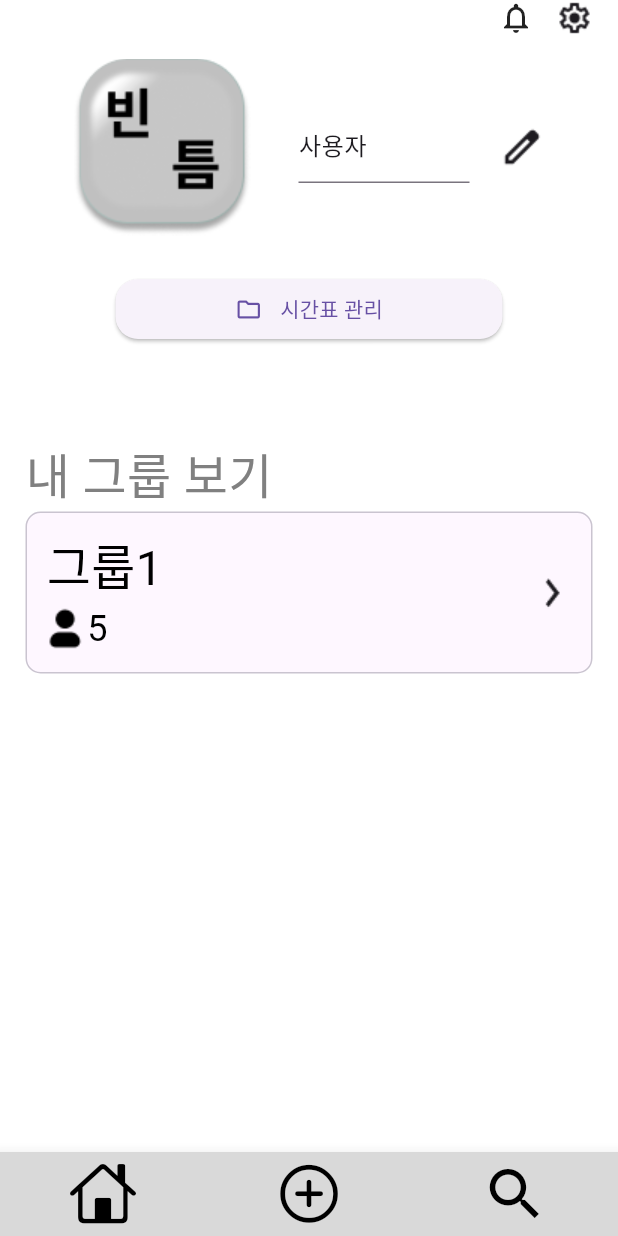
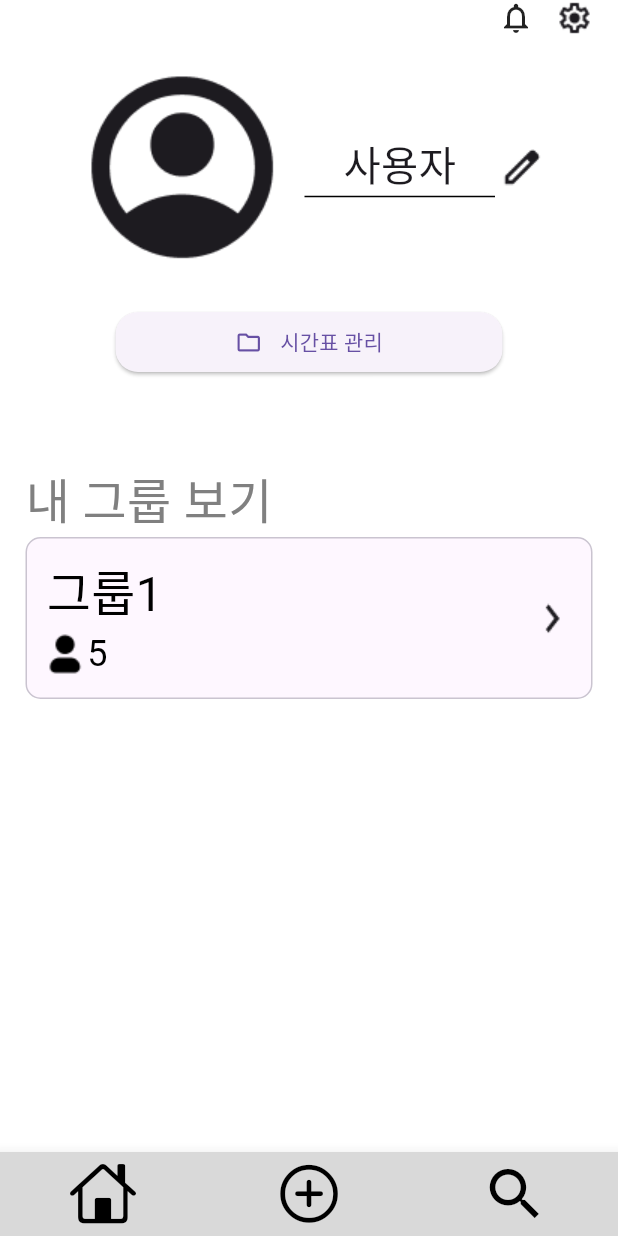
Before and after one commit to AIIA-GCU/VinTeum-FE, a Flutter app: the screen it shows after launch, on a phone screen of 412 x 824 dp. Run offline on Flutter 3.47's test engine with Material 3 defaults, Android fonts, the phone set to English and light mode, and no system bars; our stand-ins replace image_picker.

Commit message:
[feat] 이름 변경 팝업

```diff
--- a/lib/Page/Home_Screen.dart
+++ b/lib/Page/Home_Screen.dart
@@ -13,7 +13,7 @@ class HomeScreen extends StatefulWidget {
 }
 
 class _HomeScreenState extends State<HomeScreen> {
-  TextEditingController _nameController = TextEditingController(text: "사용자");
+
 
   @override
   Widget build(BuildContext context) {
@@ -51,24 +51,40 @@ class _HomeScreenState extends State<HomeScreen> {
                 child: Row(
                   mainAxisAlignment: MainAxisAlignment.center,
                   children: [
-                    Image.asset("assets/img/profile.png"),
-                    SizedBox(width: ratio.width * 12),
+                    Image.asset("assets/img/account_circle.png"),
+                    SizedBox(width: ratio.width * 6),
                     Expanded(
-                      child: Padding(
-                        padding: const EdgeInsets.symmetric(horizontal: 20),
-                        child: TextField(
-                          controller: _nameController,
-                        ),
+                      child: Column(
+                        children: [
+                          Text("사용자",
+                              style: TextStyle(
+                                fontSize: 27,
+                          )),
+                          Divider(height: 5,
+                              thickness: 1,
+                              indent: 3,
+                              endIndent: 3,
+                              color: Colors.black)
+                        ],
                       ),
                     ),
+
                     InkWell(
-                        onTap: () {}, child: Image.asset("assets/img/edit.png"))
+                        onTap: () {
+                          showDialog(
+                            context: context,
+                            builder: (context) {
+                              return nameDialog();
+                            },
+                          );
+                        },
+                        child: Image.asset("assets/img/edit.png"))
                   ],
                 ),
               ),
               Padding(
                 padding:
-                    const EdgeInsets.symmetric(horizontal: 60, vertical: 10),
+                    const EdgeInsets.symmetric(horizontal: 60, vertical: 5),
                 child: ElevatedButton(
                     style: ElevatedButton.styleFrom(
                         shape: RoundedRectangleBorder(
@@ -84,7 +100,8 @@ class _HomeScreenState extends State<HomeScreen> {
                       children: [
                         Icon(Icons.folder_outlined),
                         SizedBox(width: ratio.width * 12),
-                        Text("시간표 관리")
+                        Text("시간표 관리"),
+
                       ],
                     )),
               ),
```
Also changed, not shown: lib/widget/dialog.dart (+55 -9 lines).
